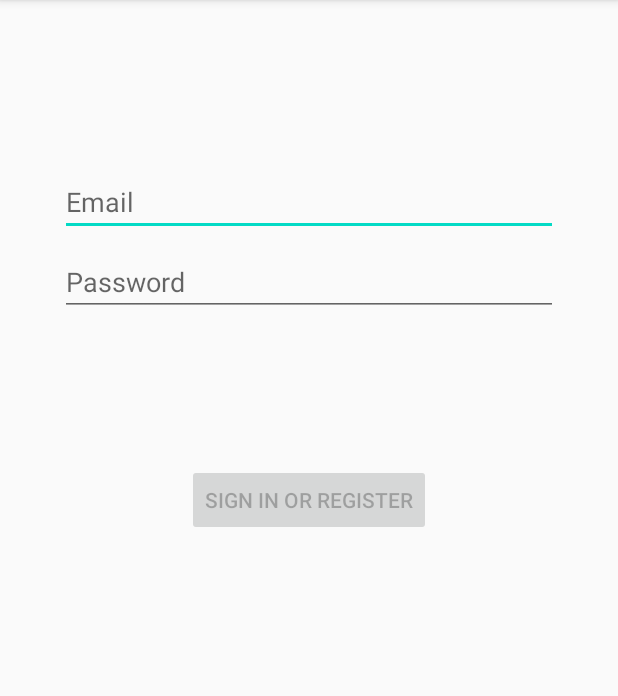
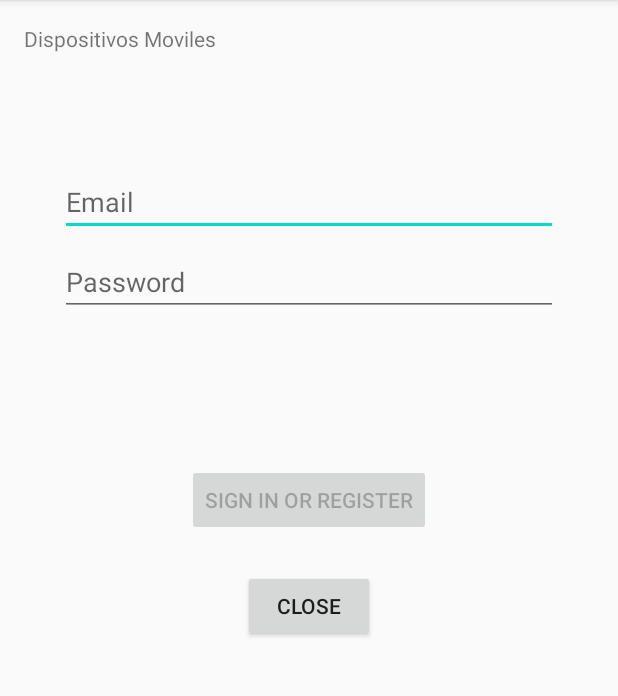
Before and after one commit to RichardoBM12/Practica1, an Android app: the screen it shows after launch (LoginActivity), on a phone screen of 412 x 824 dp, the part 84-780 px from its top. Run offline under Robolectric (Android 15) with nearby library versions, the phone set to English and light mode, and no system bars.

Commit message:
Segundo commit

```diff
--- a/app/src/main/java/com/example/practica1/data/LoginDataSource.java
+++ b/app/src/main/java/com/example/practica1/data/LoginDataSource.java
@@ -16,7 +16,7 @@ public class LoginDataSource {
             LoggedInUser fakeUser =
                     new LoggedInUser(
                             java.util.UUID.randomUUID().toString(),
-                            "Jane Doe");
+                            "Ricardo B.");
             return new Result.Success<>(fakeUser);
         } catch (Exception e) {
             return new Result.Error(new IOException("Error logging in", e));
--- a/app/src/main/java/com/example/practica1/ui/login/LoginActivity.java
+++ b/app/src/main/java/com/example/practica1/ui/login/LoginActivity.java
@@ -40,6 +40,7 @@ public class LoginActivity extends AppCompatActivity {
         final EditText usernameEditText = findViewById(R.id.username);
         final EditText passwordEditText = findViewById(R.id.password);
         final Button loginButton = findViewById(R.id.login);
+        final Button closeButton = findViewById(R.id.login2);
         final ProgressBar loadingProgressBar = findViewById(R.id.loading);
 
         loginViewModel.getLoginFormState().observe(this, new Observer<LoginFormState>() {
@@ -117,6 +118,13 @@ public class LoginActivity extends AppCompatActivity {
                         passwordEditText.getText().toString());
             }
         });
+        closeButton.setOnClickListener(new View.OnClickListener() {
+                    @Override
+                    public void onClick(View v) {
+                        finish();
+                        System.exit(0);
+                    }
+                });
     }
 
     private void updateUiWithUser(LoggedInUserView model) {
--- a/app/src/main/res/layout/activity_login.xml
+++ b/app/src/main/res/layout/activity_login.xml
@@ -44,6 +44,23 @@
         app:layout_constraintTop_toBottomOf="@+id/username" />
 
     <Button
+        android:id="@+id/login2"
+        android:layout_width="wrap_content"
+        android:layout_height="wrap_content"
+        android:layout_gravity="start"
+        android:layout_marginStart="48dp"
+        android:layout_marginTop="16dp"
+        android:layout_marginEnd="48dp"
+        android:layout_marginBottom="64dp"
+        android:enabled="true"
+        android:text="@string/action_close"
+        app:layout_constraintBottom_toBottomOf="parent"
+        app:layout_constraintEnd_toEndOf="parent"
+        app:layout_constraintStart_toStartOf="parent"
+        app:layout_constraintTop_toBottomOf="@+id/password"
+        app:layout_constraintVertical_bias="0.371" />
+
+    <Button
         android:id="@+id/login"
         android:layout_width="wrap_content"
         android:layout_height="wrap_content"
@@ -75,4 +92,12 @@
         app:layout_constraintStart_toStartOf="@+id/password"
         app:layout_constraintTop_toTopOf="parent"
         app:layout_constraintVertical_bias="0.3" />
+
+    <TextView
+        android:id="@+id/textView"
+        android:layout_width="wrap_content"
+        android:layout_height="wrap_content"
+        android:text="Dispositivos Moviles"
+        tools:layout_editor_absoluteX="125dp"
+        tools:layout_editor_absoluteY="49dp" />
 </androidx.constraintlayout.widget.ConstraintLayout>
--- a/app/src/main/res/values/strings.xml
+++ b/app/src/main/res/values/strings.xml
@@ -4,6 +4,7 @@
     <string name="prompt_email">Email</string>
     <string name="prompt_password">Password</string>
     <string name="action_sign_in">Sign in or register</string>
+    <string name="action_close">Close</string>
     <string name="action_sign_in_short">Sign in</string>
     <string name="welcome">"Welcome !"</string>
     <string name="invalid_username">Not a valid username</string>
```
